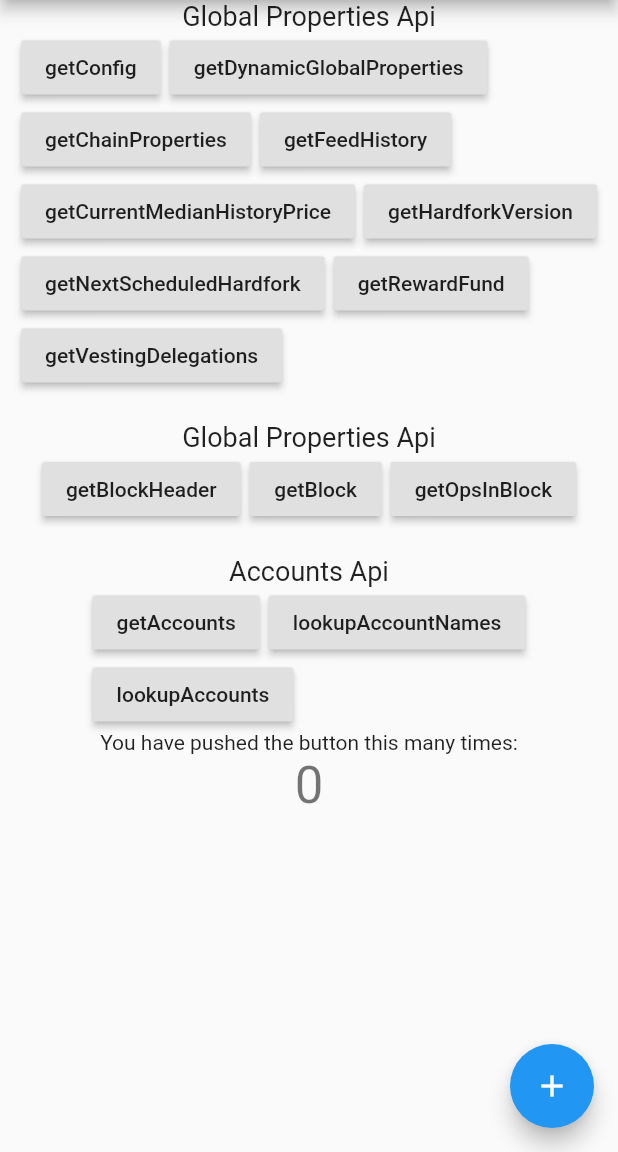
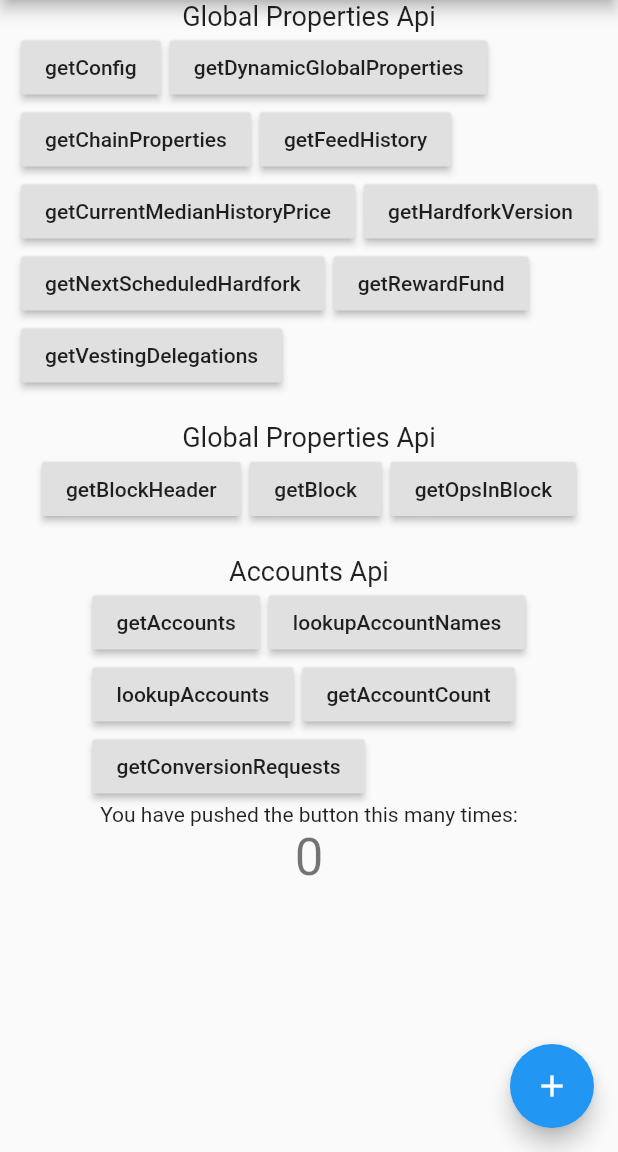
Before and after one commit to dapplr/flutter_hive, a Flutter app: the screen it shows after launch, after a tap on "lookupAccounts", on a phone screen of 412 x 824 dp, the part 84-1236 px from its top. Run offline on Flutter 3.47's test engine with Material 2 defaults, Android fonts, the phone set to English and light mode, and no system bars; our stand-ins replace dio; network calls fail.

Commit message:
getAccountCount and getConversionRequests example added.

```diff
--- a/example/lib/AccountApi.dart
+++ b/example/lib/AccountApi.dart
@@ -28,6 +28,24 @@ class _AccountState extends State<Account> {
 
   dynamic lookupAccounts() async {
     var res = await hive.api.lookupAccounts(lowerBoundName: "dap", limit: 30);
+    print(res);
+    if (res["status"] == "ok") {
+      return res["data"];
+    }
+    return null;
+  }
+
+  dynamic getAccountCount() async {
+    var res = await hive.api.getAccountCount();
+    print(res);
+    if (res["status"] == "ok") {
+      return res["data"];
+    }
+    return null;
+  }
+
+  dynamic getConversionRequests() async {
+    var res = await hive.api.getConversionRequests(accountName: "funnyman");
     print(res);
     if (res["status"] == "ok") {
       return res["data"];
@@ -69,6 +87,18 @@ class _AccountState extends State<Account> {
               },
               child: Text('lookupAccounts'),
             ),
+            RaisedButton(
+              onPressed: () {
+                getAccountCount();
+              },
+              child: Text('getAccountCount'),
+            ),
+            RaisedButton(
+              onPressed: () {
+                getConversionRequests();
+              },
+              child: Text('getConversionRequests'),
+            ),
           ],
         ),
       ],
```
